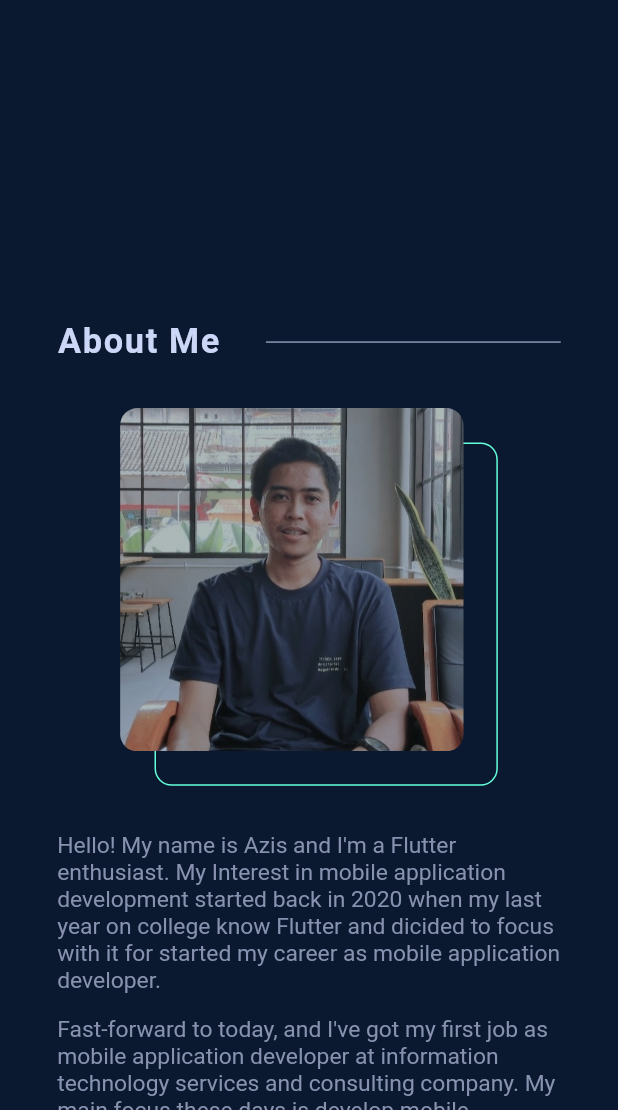
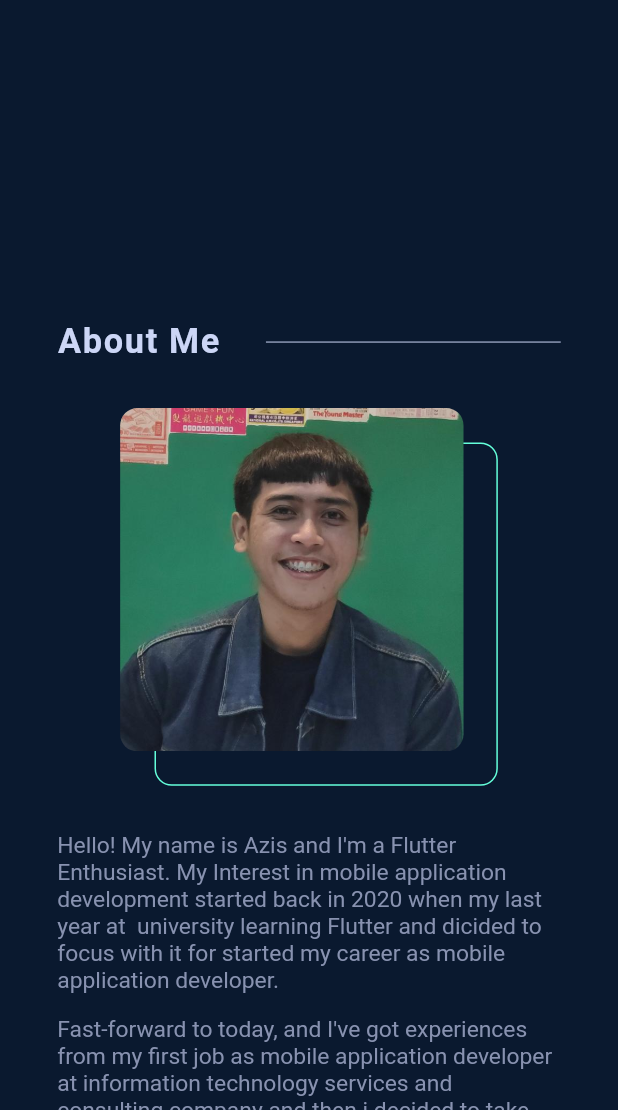
Before and after one commit to fathulaziss/personal-website, a Flutter app: the screen it shows after launch, scrolled down 576 dp, on a phone screen of 412 x 824 dp, the part 126-1236 px from its top. Run offline on Flutter 3.47's test engine with Material 2 defaults, Android fonts, the phone set to English and light mode, and no system bars; drawn by our look-alikes of scrollable_positioned_list; our stand-ins replace flutter_screenutil, google_fonts; missing offline and left inert: dart:html; Roboto replaces fonts that are missing (Heebo).

Commit message:
update experience

```diff
--- a/lib/data/data.dart
+++ b/lib/data/data.dart
@@ -9,12 +9,23 @@ const List<ExperienceModel> listExperience = [
   ExperienceModel(
     companyLink: 'https://ihsansolusi.co.id/m/#home',
     companyName: 'PT. Ihsan Solusi Informatika',
-    duration: 'Mar 2021 - Present',
+    duration: 'Mar 2021 - Mei 2023',
     experiences: [
       'Work with a team of UI/UX Designer and Back-End Developer to build E-Wallet Apps and Mobile Banking Apps for various clients.',
       'Write, maintain code with implemented clean architecture in every project, and also supervisioned by senior engineer to write good code.',
       'Communicate with multi-disciplinary teams of engineers, designers, project managers, and clients on a daily basis.',
       'Fix bugs and ensuring the application can used properly when released.'
+    ],
+    position: 'Mobile Application Developer',
+  ),
+  ExperienceModel(
+    companyLink: 'https://www.anj-group.com/en/home',
+    companyName: 'PT. Austindo Nusantara Jaya Tbk',
+    duration: 'Mei 2023 - Present',
+    experiences: [
+      'Work with team of IT Application Department to digitilization existing bussines process or create new application to help administration company.',
+      'Refactoring existing project mobile apps to implemented clean architecture for easier to read, maintainable, and scalable for future.',
+      'Support users at various subsidiary with fix bug on mobile application.'
     ],
     position: 'Mobile Application Developer',
   )
--- a/lib/widgets/others/about_detail_desc.dart
+++ b/lib/widgets/others/about_detail_desc.dart
@@ -20,14 +20,14 @@ class _AboutDetailDescState extends State<AboutDetailDesc> {
     return RichText(
       text: TextSpan(
         text:
-            "Fast-forward to today, and I've got my first job as mobile application developer at information technology services and consulting company. My main focus these days is develop mobile application, and maintenance code at ",
+            "Fast-forward to today, and I've got experiences from my first job as mobile application developer at information technology services and consulting company and then i decided to take new opportunities at ",
         style: TextStyles.heeboText
             .copyWith(fontSize: 20.h, color: AppColor.textColor2),
         children: [
           TextSpan(
             recognizer: TapGestureRecognizer()
               ..onTap = () {
-                AppUtils.openLink('https://ihsansolusi.co.id/m/#home');
+                AppUtils.openLink('https://www.anj-group.com/en/home');
               },
             mouseCursor: MaterialStateMouseCursor.clickable,
             onEnter: (event) {
@@ -40,7 +40,7 @@ class _AboutDetailDescState extends State<AboutDetailDesc> {
                 decoration = TextDecoration.none;
               });
             },
-            text: 'PT. Ihsan Solusi Informatika',
+            text: 'PT. Austindo Nusantara Jaya Tbk',
             style: TextStyles.heeboText.copyWith(
               fontSize: 20.h,
               color: AppColor.primaryColor,
@@ -48,7 +48,10 @@ class _AboutDetailDescState extends State<AboutDetailDesc> {
               decorationColor: AppColor.primaryColor,
             ),
           ),
-          const TextSpan(text: ' for various clients.'),
+          const TextSpan(
+            text:
+                ' as mobile application developer with my main focus these day is develop mobile application for tracking and recording farming results.',
+          ),
         ],
       ),
     );
--- a/lib/widgets/others/about_detail_one.dart
+++ b/lib/widgets/others/about_detail_one.dart
@@ -18,7 +18,7 @@ class AboutDetailOne extends StatelessWidget {
             crossAxisAlignment: CrossAxisAlignment.start,
             children: [
               Text(
-                "Hello! My name is Azis and I'm a Flutter enthusiast. My Interest in mobile application development started back in 2020 when my last year on college know Flutter and dicided to focus with it for started my career as mobile application developer.",
+                "Hello! My name is Azis and I'm a Flutter Enthusiast. My Interest in mobile application development started back in 2020 when my last year at  university learning Flutter and dicided to focus with it for started my career as mobile application developer.",
                 style: TextStyles.heeboText
                     .copyWith(fontSize: 20.h, color: AppColor.textColor2),
               ),
--- a/lib/widgets/others/about_detail_two.dart
+++ b/lib/widgets/others/about_detail_two.dart
@@ -20,7 +20,7 @@ class AboutDetailTwo extends StatelessWidget {
             crossAxisAlignment: CrossAxisAlignment.start,
             children: [
               Text(
-                "Hello! My name is Azis and I'm a Flutter enthusiast. My Interest in mobile application development started back in 2020 when my last year on college know Flutter and dicided to focus with it for started my career as mobile application developer.",
+                "Hello! My name is Azis and I'm a Flutter Enthusiast. My Interest in mobile application development started back in 2020 when my last year at  university learning Flutter and dicided to focus with it for started my career as mobile application developer.",
                 style: TextStyles.heeboText
                     .copyWith(fontSize: 20.h, color: AppColor.textColor2),
               ),
--- a/lib/widgets/others/general_introduction_desc.dart
+++ b/lib/widgets/others/general_introduction_desc.dart
@@ -21,14 +21,14 @@ class _GeneralIntroductionDescState extends State<GeneralIntroductionDesc> {
     return RichText(
       text: TextSpan(
         text:
-            "I'm a software engineer specializing develop mobile application using Flutter. Currently, I'm focused on develop mobile application at ",
+            "I'm a software engineer with experience as mobile developer. Currently, I'm focused on develop mobile application at ",
         style: TextStyles.heeboText
             .copyWith(fontSize: 20.h, color: AppColor.textColor2),
         children: [
           TextSpan(
             recognizer: TapGestureRecognizer()
               ..onTap = () {
-                AppUtils.openLink('https://ihsansolusi.co.id/m/#home');
+                AppUtils.openLink('https://www.anj-group.com/en/home');
               },
             mouseCursor: MaterialStateMouseCursor.clickable,
             onEnter: (event) {
@@ -41,7 +41,7 @@ class _GeneralIntroductionDescState extends State<GeneralIntroductionDesc> {
                 decoration = TextDecoration.none;
               });
             },
-            text: 'PT. Ihsan Solusi Informatika',
+            text: 'PT. Austindo Nusantara Jaya Tbk',
             style: TextStyles.heeboText.copyWith(
               fontSize: 20.h,
               color: AppColor.primaryColor,
```
Also changed, not shown: assets/images/img_profile.jpeg.
